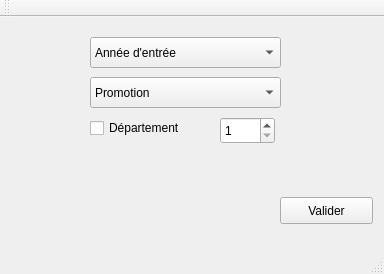
Old version of the form Aide_decisionnelle/mainwindow.ui in the repository Florian2209/Sciencedecision.
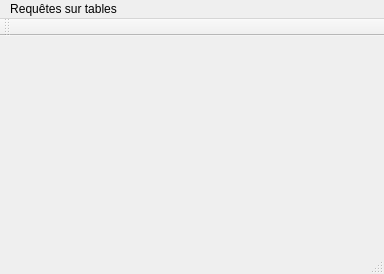
New version of the form.

Commit message: Restructuration de l'application. Ajout d'une requete sur le nombre de participants aux forums.

Patch:
```diff
--- a/Aide_decisionnelle/mainwindow.ui
+++ b/Aide_decisionnelle/mainwindow.ui
@@ -13,148 +13,7 @@
   <property name="windowTitle">
    <string>Aide à la décision</string>
   </property>
-  <widget class="QWidget" name="centralWidget">
-   <widget class="QPushButton" name="validerButton">
-    <property name="geometry">
-     <rect>
-      <x>280</x>
-      <y>180</y>
-      <width>93</width>
-      <height>27</height>
-     </rect>
-    </property>
-    <property name="text">
-     <string>Valider</string>
-    </property>
-   </widget>
-   <widget class="QComboBox" name="anneeComboBox">
-    <property name="geometry">
-     <rect>
-      <x>90</x>
-      <y>20</y>
-      <width>191</width>
-      <height>31</height>
-     </rect>
-    </property>
-    <item>
-     <property name="text">
-      <string>Année d'entrée</string>
-     </property>
-    </item>
-    <item>
-     <property name="text">
-      <string>2009</string>
-     </property>
-    </item>
-    <item>
-     <property name="text">
-      <string>2010</string>
-     </property>
-    </item>
-    <item>
-     <property name="text">
-      <string>2011</string>
-     </property>
-    </item>
-   </widget>
-   <widget class="QComboBox" name="promoComboBox">
-    <property name="geometry">
-     <rect>
-      <x>90</x>
-      <y>60</y>
-      <width>191</width>
-      <height>31</height>
-     </rect>
-    </property>
-    <item>
-     <property name="text">
-      <string>Promotion</string>
-     </property>
-    </item>
-    <item>
-     <property name="text">
-      <string>EI1PIP</string>
-     </property>
-    </item>
-    <item>
-     <property name="text">
-      <string>EI3AMG</string>
-     </property>
-    </item>
-    <item>
-     <property name="text">
-      <string>EI3ELE</string>
-     </property>
-    </item>
-    <item>
-     <property name="text">
-      <string>EI3INF</string>
-     </property>
-    </item>
-    <item>
-     <property name="text">
-      <string>EI3INI</string>
-     </property>
-    </item>
-    <item>
-     <property name="text">
-      <string>EI3MEC</string>
-     </property>
-    </item>
-    <item>
-     <property name="text">
-      <string>SL1MAI</string>
-     </property>
-    </item>
-    <item>
-     <property name="text">
-      <string>SL1SCM</string>
-     </property>
-    </item>
-   </widget>
-   <widget class="QLabel" name="resultatLabel">
-    <property name="geometry">
-     <rect>
-      <x>80</x>
-      <y>150</y>
-      <width>261</width>
-      <height>21</height>
-     </rect>
-    </property>
-    <property name="text">
-     <string/>
-    </property>
-   </widget>
-   <widget class="QCheckBox" name="departementCheckBox">
-    <property name="geometry">
-     <rect>
-      <x>90</x>
-      <y>100</y>
-      <width>121</width>
-      <height>22</height>
-     </rect>
-    </property>
-    <property name="text">
-     <string>Département</string>
-    </property>
-   </widget>
-   <widget class="QSpinBox" name="departementSpinBox">
-    <property name="geometry">
-     <rect>
-      <x>220</x>
-      <y>100</y>
-      <width>55</width>
-      <height>27</height>
-     </rect>
-    </property>
-    <property name="minimum">
-     <number>1</number>
-    </property>
-    <property name="maximum">
-     <number>96</number>
-    </property>
-   </widget>
-  </widget>
+  <widget class="QWidget" name="centralWidget"/>
   <widget class="QMenuBar" name="menuBar">
    <property name="geometry">
     <rect>
@@ -164,6 +23,14 @@
      <height>23</height>
     </rect>
    </property>
+   <widget class="QMenu" name="menuRequetesTables">
+    <property name="title">
+     <string>Requêtes sur tables</string>
+    </property>
+    <addaction name="tableEleve"/>
+    <addaction name="tableForum"/>
+   </widget>
+   <addaction name="menuRequetesTables"/>
   </widget>
   <widget class="QToolBar" name="mainToolBar">
    <attribute name="toolBarArea">
```
Left out of the diff: 10 changed lines with no effect on the pictures. The commit also changes 9 other files.
